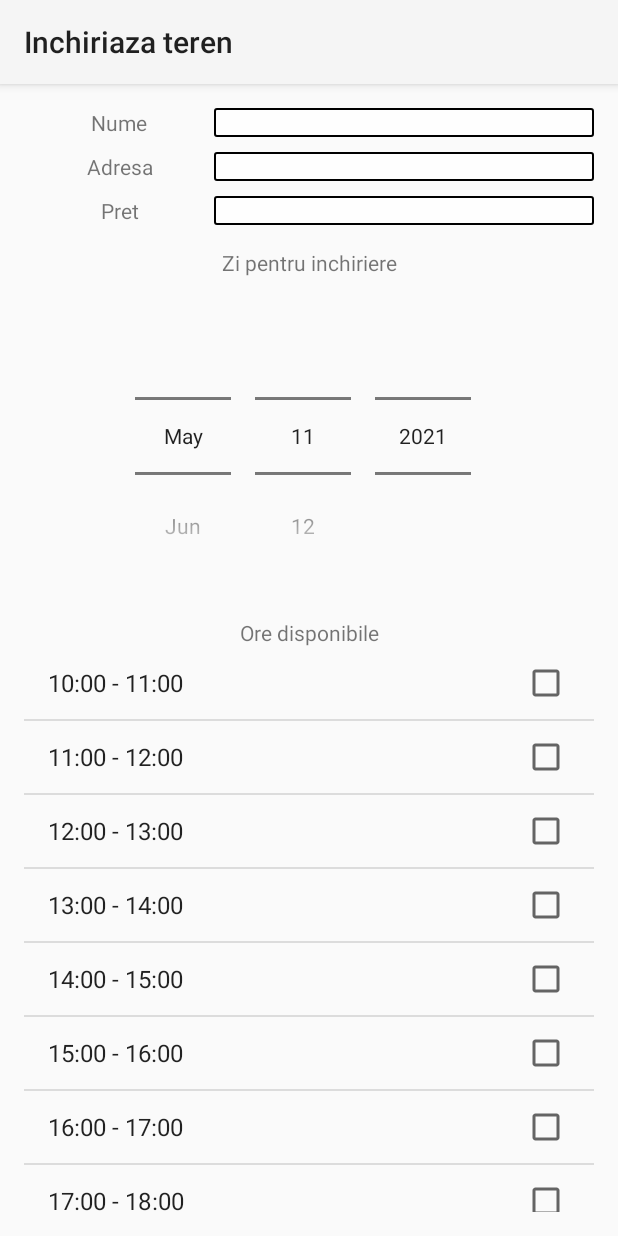
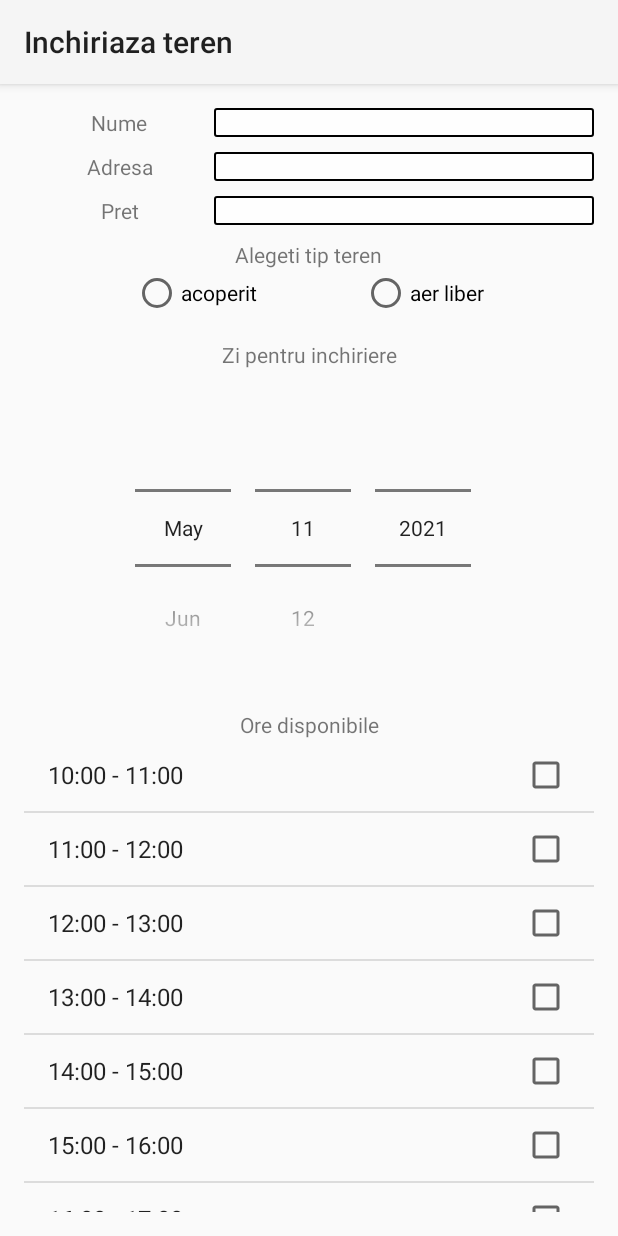
Before and after one commit to mariusburlacu/FirstApp, an Android app: the InchiriazaTeren screen opened directly, with no data from a screen before it, on a phone screen of 412 x 824 dp. Run offline under Robolectric (Android 15) with nearby library versions, the light colour scheme and no system bars; our stand-ins replace Firebase (no records; nobody signed in at launch, a user with empty details on screens opened directly); 5 statements that could not run were skipped.

Commit message:
modificare ore selectate in firebase (map) + selectare tip teren + cateva verificari

```diff
--- a/app/src/main/res/layout/sport_rent_layout.xml
+++ b/app/src/main/res/layout/sport_rent_layout.xml
@@ -87,6 +87,44 @@
 
         </LinearLayout>
 
+        <LinearLayout
+            android:layout_width="match_parent"
+            android:layout_height="wrap_content"
+            android:weightSum="3"
+            android:orientation="vertical"
+            android:layout_marginTop="10dp">
+
+            <TextView
+                android:layout_width="wrap_content"
+                android:layout_height="wrap_content"
+                android:text="@string/tip_teren"
+                android:layout_weight="1"
+                android:gravity="center"
+                android:layout_gravity="center"/>
+
+            <RadioGroup
+                android:layout_width="match_parent"
+                android:layout_height="wrap_content"
+                android:id="@+id/rg_tip_teren"
+                android:layout_weight="2"
+                android:orientation="horizontal"
+                android:gravity="center">
+
+                <RadioButton
+                    android:layout_width="wrap_content"
+                    android:layout_height="wrap_content"
+                    android:text="@string/teren_acoperit"
+                    android:layout_marginRight="70dp"/>
+
+                <RadioButton
+                    android:layout_width="wrap_content"
+                    android:layout_height="wrap_content"
+                    android:text="@string/teren_aer_liber"/>
+
+            </RadioGroup>
+
+        </LinearLayout>
+
         <TextView
             android:layout_width="match_parent"
             android:layout_height="wrap_content"
@@ -110,7 +148,7 @@
 
         <ListView
             android:layout_width="match_parent"
-            android:layout_height="800dp"
+            android:layout_height="600dp"
             android:id="@+id/lv_ore" />
 
         <Button
--- a/app/src/main/res/values/strings.xml
+++ b/app/src/main/res/values/strings.xml
@@ -43,6 +43,9 @@
     <string name="pret_weekend">weekend</string>
     <string name="perioada">perioada</string>
     <string name="inchiriaza">Inchiriaza teren</string>
+    <string name="teren_acoperit">acoperit</string>
+    <string name="teren_aer_liber">aer liber</string>
+    <string name="tip_teren">Alegeti tip teren</string>
 
     <string-array name="sectoare">
         <item>Toate</item>
```
Also changed, not shown: app/src/main/java/com/example/firstapp/InchiriazaTeren.java (+38 -1 lines).
